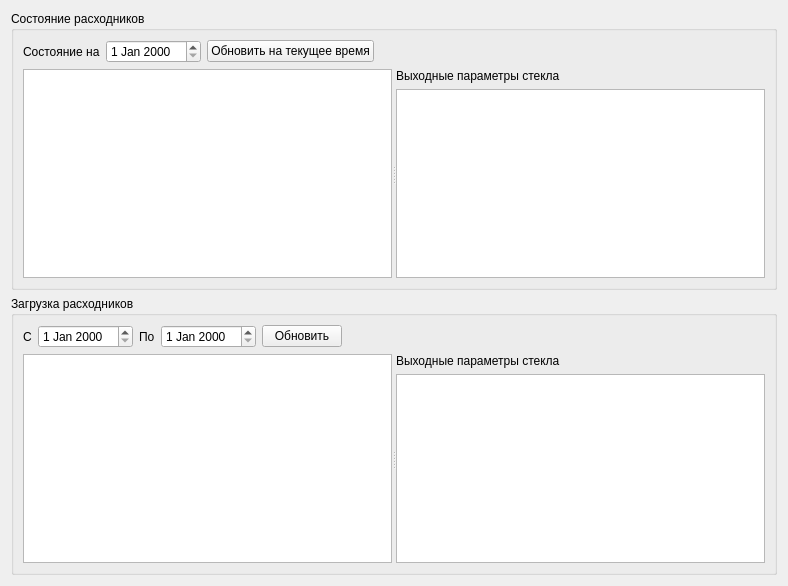
Old version of the form formcons.ui in the repository Sergeyego/el_glass.
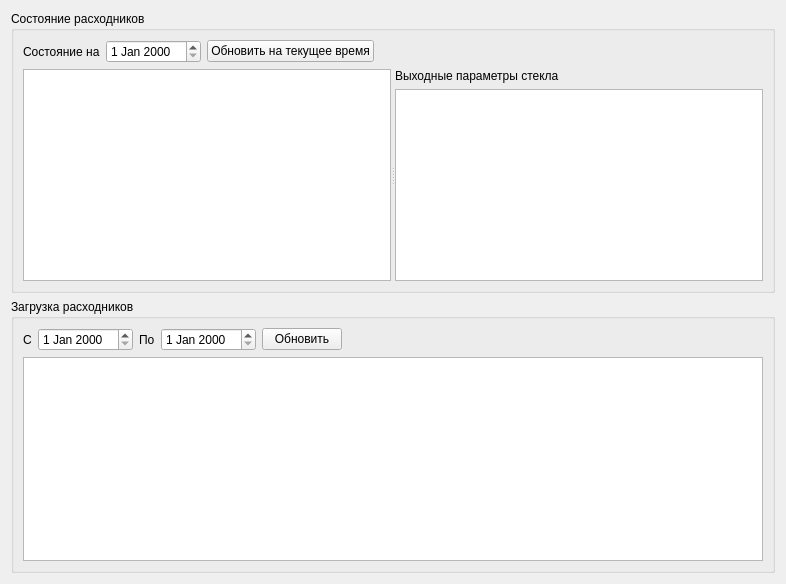
New version of the form. Custom widgets are drawn as their Qt base class.

Patch:
```diff
--- a/formcons.ui
+++ b/formcons.ui
@@ -6,8 +6,8 @@
    <rect>
     <x>0</x>
     <y>0</y>
-    <width>788</width>
-    <height>586</height>
+    <width>786</width>
+    <height>584</height>
    </rect>
   </property>
   <property name="windowTitle">
@@ -59,8 +59,8 @@
         <property name="orientation">
          <enum>Qt::Horizontal</enum>
         </property>
-        <widget class="QTableView" name="tableView"/>
-        <widget class="QWidget" name="">
+        <widget class="DbViewer" name="tableViewStat"/>
+        <widget class="QWidget" name="layoutWidget">
          <layout class="QVBoxLayout" name="verticalLayout">
           <item>
            <widget class="QLabel" name="label_4">
@@ -70,7 +70,7 @@
            </widget>
           </item>
           <item>
-           <widget class="QTableView" name="tableView_2"/>
+           <widget class="DbViewer" name="tableViewStatPar"/>
           </item>
          </layout>
         </widget>
@@ -130,26 +130,7 @@
        </layout>
       </item>
       <item>
-       <widget class="QSplitter" name="splitter_2">
-        <property name="orientation">
-         <enum>Qt::Horizontal</enum>
-        </property>
-        <widget class="QTableView" name="tableView_3"/>
-        <widget class="QWidget" name="">
-         <layout class="QVBoxLayout" name="verticalLayout_2">
-          <item>
-           <widget class="QLabel" name="label_5">
-            <property name="text">
-             <string>Выходные параметры стекла</string>
-            </property>
-           </widget>
-          </item>
-          <item>
-           <widget class="QTableView" name="tableView_4"/>
-          </item>
-         </layout>
-        </widget>
-       </widget>
+       <widget class="DbViewer" name="tableViewLoad"/>
       </item>
      </layout>
     </widget>
@@ -162,6 +143,11 @@
    <extends>QDateEdit</extends>
    <header>db/dbviewer.h</header>
   </customwidget>
+  <customwidget>
+   <class>DbViewer</class>
+   <extends>QTableView</extends>
+   <header>db/dbviewer.h</header>
+  </customwidget>
  </customwidgets>
  <resources/>
  <connections/>
```
Left out of the diff: 12 changed lines with no effect on the pictures.
